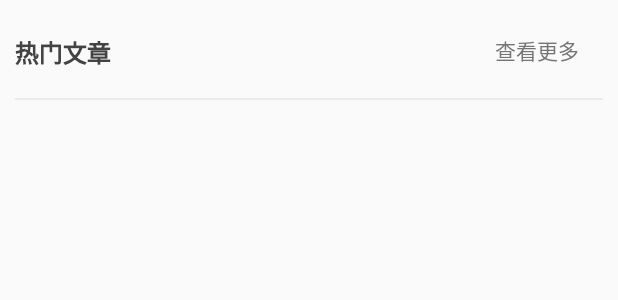
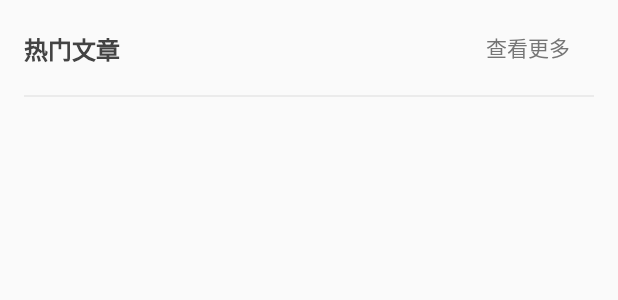
Before and after one commit to chenyongda2018/flutter_juejin, a Flutter app: the IndexListHeader widget shown alone on an empty page, opened directly, on a phone screen of 412 x 824 dp. Shown: the top 300 px of the screen. Run offline on Flutter 3.47's test engine with Material 2 defaults, Android fonts, the phone set to English and light mode, and no system bars.

Commit message:
bug fixed.

```diff
--- a/lib/widgets/goodOrCommentCell.dart
+++ b/lib/widgets/goodOrCommentCell.dart
@@ -1,7 +1,6 @@
 import 'package:flutter/material.dart';
 
 ///评论&点赞的Widget
-///
 class GoodAndCommentCell extends StatelessWidget {
   final int collectionCount;
   final int commentCount;
--- a/lib/widgets/indexListCell.dart
+++ b/lib/widgets/indexListCell.dart
@@ -18,7 +18,7 @@ class IndexListCell extends StatelessWidget {
   Widget build(BuildContext context) {
     // TODO: implement build
     return new Container(
-      padding: const EdgeInsets.all(10.0),
+      padding: const EdgeInsets.symmetric(vertical: 6.0,horizontal: 16.0),
       child: Column(
         crossAxisAlignment: CrossAxisAlignment.start,
         children: <Widget>[
--- a/lib/widgets/indexListHeader.dart
+++ b/lib/widgets/indexListHeader.dart
@@ -14,7 +14,7 @@ class IndexListHeader extends StatelessWidget {
     // TODO: implement build
     if(!isLogin) {
       return Container(
-        padding: const EdgeInsets.all(10.0),
+        padding: const EdgeInsets.symmetric(vertical: 8.0,horizontal: 16.0),
         child: Column(
           children: <Widget>[
             Row(
```
